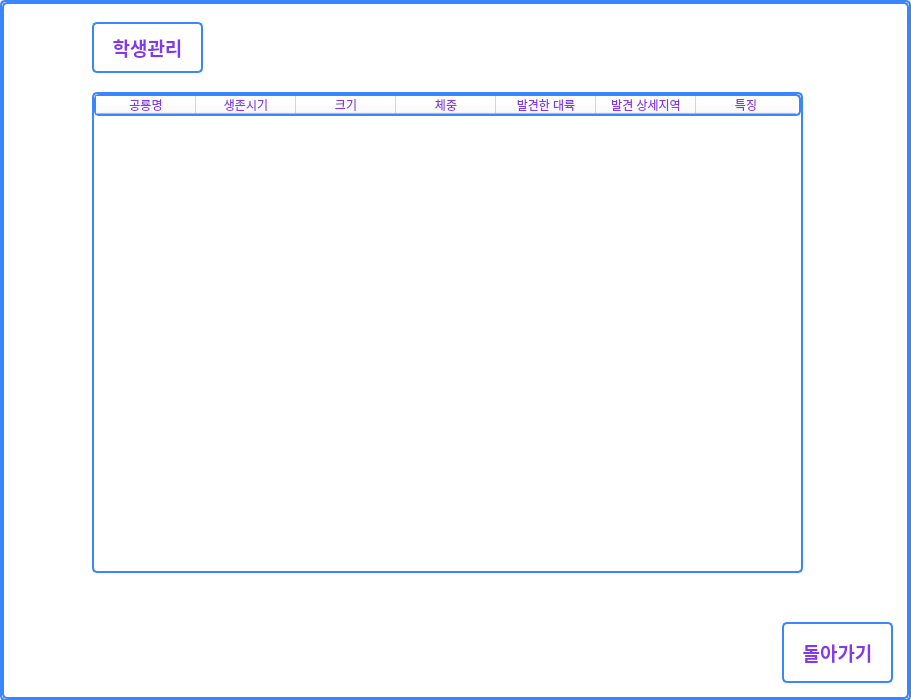
Above: teacher4.ui from imgeunyeong/IOT-AI-project before the change. Below: the same form after it.
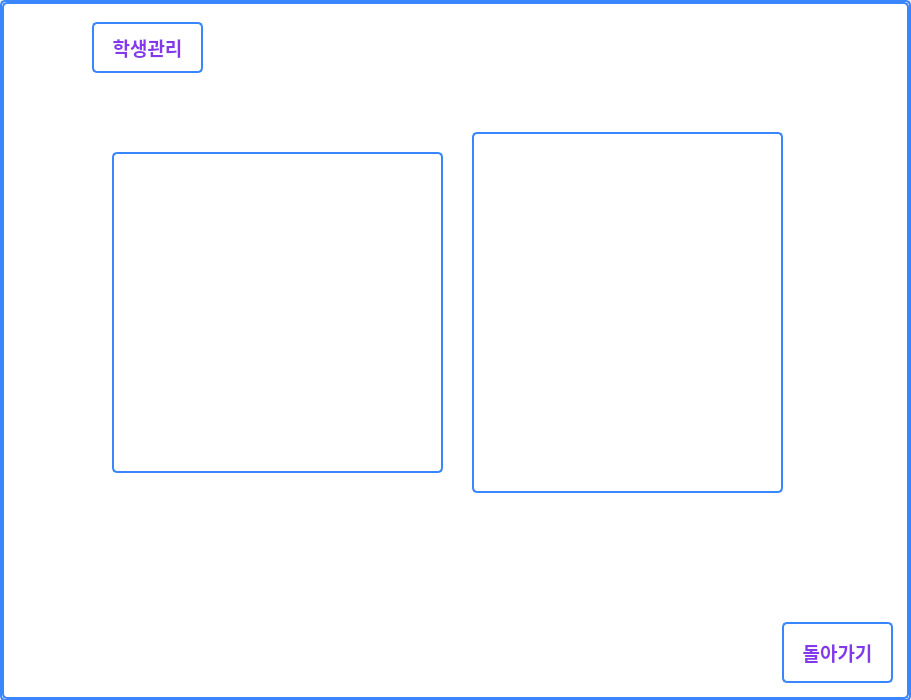
That is the form after the change. The open tabs and pages were chosen to show the change. Icons and pictures are not drawn.

Diff of the .ui file:
```diff
--- a/teacher4.ui
+++ b/teacher4.ui
@@ -199,54 +199,6 @@
      <zorder>question_button</zorder>
     </widget>
     <widget class="QWidget" name="page_2">
-     <widget class="QTableWidget" name="study_widget">
-      <property name="geometry">
-       <rect>
-        <x>90</x>
-        <y>90</y>
-        <width>711</width>
-        <height>481</height>
-       </rect>
-      </property>
-      <property name="styleSheet">
-       <string notr="true"/>
-      </property>
-      <column>
-       <property name="text">
-        <string>공룡명</string>
-       </property>
-      </column>
-      <column>
-       <property name="text">
-        <string>생존시기</string>
-       </property>
-      </column>
-      <column>
-       <property name="text">
-        <string>크기</string>
-       </property>
-      </column>
-      <column>
-       <property name="text">
-        <string>체중</string>
-       </property>
-      </column>
-      <column>
-       <property name="text">
-        <string>발견한 대륙</string>
-       </property>
-      </column>
-      <column>
-       <property name="text">
-        <string>발견 상세지역</string>
-       </property>
-      </column>
-      <column>
-       <property name="text">
-        <string>특징</string>
-       </property>
-      </column>
-     </widget>
      <widget class="QLabel" name="label_2">
       <property name="geometry">
        <rect>
@@ -290,6 +242,39 @@
        <string>돌아가기</string>
       </property>
      </widget>
+     <widget class="QWidget" name="gridLayoutWidget_14">
+      <property name="geometry">
+       <rect>
+        <x>110</x>
+        <y>150</y>
+        <width>331</width>
+        <height>321</height>
+       </rect>
+      </property>
+      <layout class="QGridLayout" name="vbox"/>
+     </widget>
+     <widget class="QTextBrowser" name="statis">
+      <property name="geometry">
+       <rect>
+        <x>470</x>
+        <y>130</y>
+        <width>311</width>
+        <height>361</height>
+       </rect>
+      </property>
+      <property name="font">
+       <font>
+        <family>Ubuntu</family>
+        <pointsize>17</pointsize>
+        <weight>7</weight>
+        <italic>false</italic>
+        <bold>false</bold>
+       </font>
+      </property>
+      <property name="styleSheet">
+       <string notr="true">font: 57 17pt &quot;Ubuntu&quot;;</string>
+      </property>
+     </widget>
     </widget>
     <widget class="QWidget" name="page_3">
      <widget class="QPushButton" name="back_button_2">
```
Left out of the diff: 2 changed lines with no effect on the pictures.
